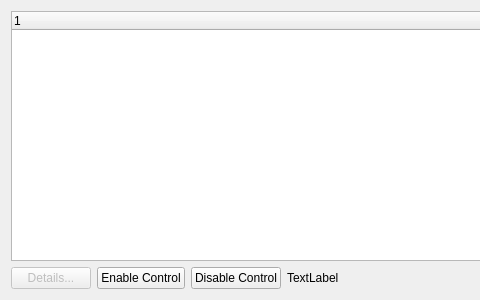
Above: TuningClient/DialogTuningSources.ui from whiteman-kr/u7set before the change; both pictures show x 0 to 480 and y 0 to 300 of the 1065 by 300 pixel window. Below: the same form after it.
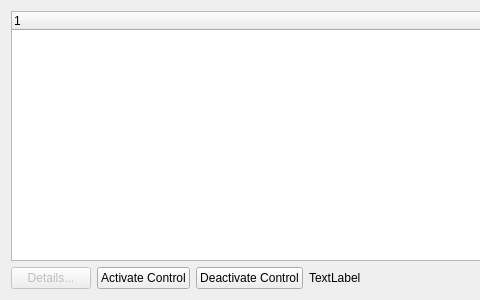
That is the form after the change.

Commit message: rpct-1801, TuningClient: User interface improvements

What changed in the file:
```diff
--- a/TuningClient/DialogTuningSources.ui
+++ b/TuningClient/DialogTuningSources.ui
@@ -43,14 +43,14 @@
        <item>
         <widget class="QPushButton" name="btnEnableControl">
          <property name="text">
-          <string>Enable Control</string>
+          <string>Activate Control</string>
          </property>
         </widget>
        </item>
        <item>
         <widget class="QPushButton" name="btnDisableControl">
          <property name="text">
-          <string>Disable Control</string>
+          <string>Deactivate Control</string>
          </property>
         </widget>
        </item>
```
The commit also changes 4 other files.
